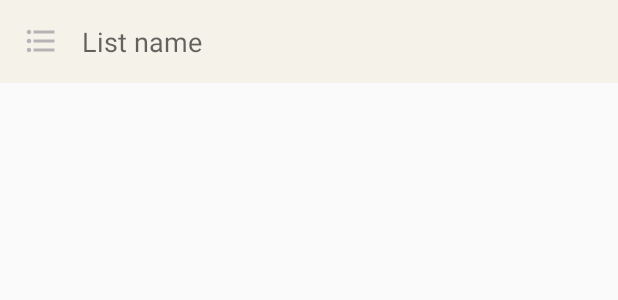
After one commit to Herblerp/Werkstuk_Android, an Android app: the layout fragment_add_list_entry.xml on its own in the app's theme, with its tools: preview values and no code run, on a phone screen of 412 x 824 dp. The commit adds this screen. Shown: the top 300 px of the screen. Run offline under Robolectric (Android 15) with nearby library versions, the phone set to English and light mode, and no system bars.

Commit message:
Implemented list details design

```diff
--- /dev/null
+++ b/app/src/main/java/com/example/werkstuk_android/AddEntryFragment.java
@@ -0,0 +1,4 @@
+package com.example.werkstuk_android;
+
+public class AddEntryFragment {
+}
--- /dev/null
+++ b/app/src/main/res/layout/fragment_add_list_entry.xml
@@ -0,0 +1,24 @@
+<?xml version="1.0" encoding="utf-8"?>
+<LinearLayout
+    xmlns:android="http://schemas.android.com/apk/res/android"
+    android:orientation="vertical"
+    android:layout_width="match_parent"
+    android:layout_height="wrap_content"
+    android:background="@color/default_layout_background">
+
+    <EditText
+        android:id="@+id/textview_list_title"
+        android:layout_width="match_parent"
+        android:layout_height="wrap_content"
+        android:padding="15dp"
+        android:maxLines="1"
+        android:inputType="text"
+        android:scrollHorizontally="true"
+        android:hint="@string/hint_list_name"
+        android:drawableLeft="@drawable/ic_list_gray"
+        android:drawableStart="@drawable/ic_list_gray"
+        android:drawablePadding="15dp"
+        android:background="@color/default_view_backgorund"
+        />
+
+</LinearLayout>
```
Also changed, not shown: app/src/main/AndroidManifest.xml (+8 -2 lines), app/src/main/java/com/example/werkstuk_android/DisplayListEntriesActivity.java (added, +20 -0 lines), app/src/main/java/com/example/werkstuk_android/ListAdapter.java (+9 -0 lines), app/src/main/res/layout/activity_display_list_entries.xml (added, +24 -0 lines), app/src/main/res/layout/fragment_display_list_entries.xml (added, +7 -0 lines).
